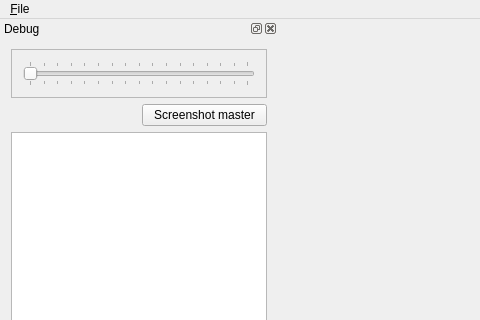
Above: mainwindow.ui from minotor-org/minotor before the change; both pictures show x 0 to 480 and y 0 to 320 of the 1155 by 828 pixel window. Below: the same form after it.
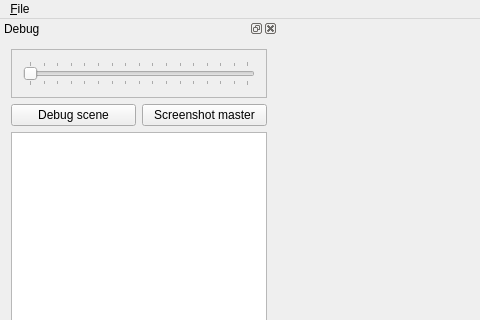
That is the form after the change.

Commit message: New debug button: displays scene items using qDebug()

What changed in the file:
```diff
--- a/mainwindow.ui
+++ b/mainwindow.ui
@@ -128,6 +128,13 @@
        </property>
       </spacer>
      </item>
+     <item row="1" column="0">
+      <widget class="QPushButton" name="pbScene">
+       <property name="text">
+        <string>Debug scene</string>
+       </property>
+      </widget>
+     </item>
     </layout>
    </widget>
   </widget>
```
The commit also changes 2 other files.
